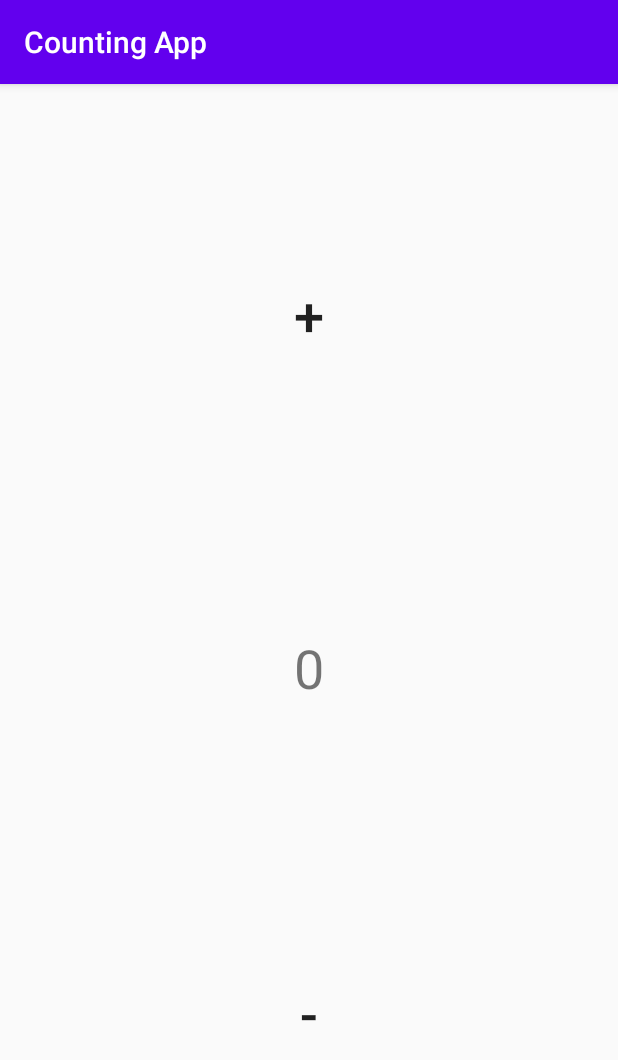
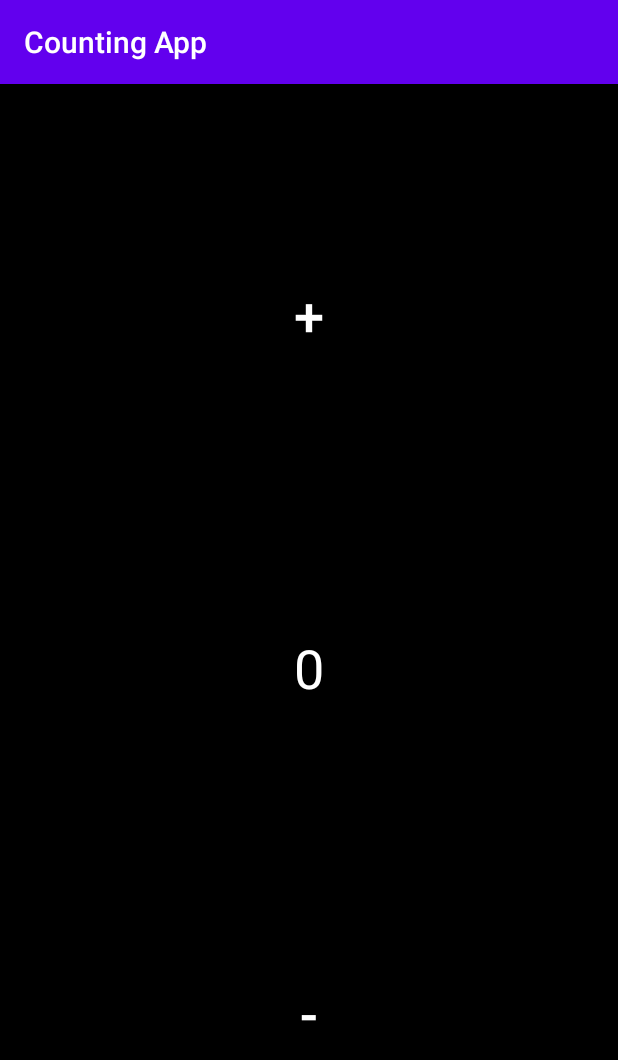
Before and after one commit to bctecnica/Counting-app, an Android app: the screen it shows after launch (MainActivity), on a phone screen of 412 x 824 dp. Shown: the top 1060 px of the screen. Run offline under Robolectric (Android 15) with nearby library versions, the phone set to English and light mode, and no system bars.

Commit message:
Changed colors for best battery usage

```diff
--- a/app/src/main/res/layout/activity_main.xml
+++ b/app/src/main/res/layout/activity_main.xml
@@ -5,6 +5,7 @@
     android:id="@+id/layout"
     android:layout_width="match_parent"
     android:layout_height="match_parent"
+    android:background="#000000"
     tools:context=".MainActivity">
 
 
@@ -15,6 +16,7 @@
         android:layout_height="308dp"
         android:soundEffectsEnabled="false"
         android:text="@string/plus"
+        android:textColor="#FFFFFF"
         android:textSize="36sp"
         app:layout_constraintBottom_toBottomOf="parent"
         app:layout_constraintEnd_toEndOf="parent"
@@ -29,6 +31,7 @@
         android:layout_height="wrap_content"
         android:keepScreenOn="false"
         android:text="@string/zero"
+        android:textColor="#FFFFFF"
         android:textSize="36sp"
         app:layout_constraintBottom_toTopOf="@+id/minusButton"
         app:layout_constraintEnd_toEndOf="parent"
@@ -44,6 +47,7 @@
         android:layout_width="0dp"
         android:layout_height="297dp"
         android:text="@string/minus"
+        android:textColor="#FFFFFF"
         android:textSize="36sp"
         app:layout_constraintBottom_toBottomOf="parent"
         app:layout_constraintEnd_toEndOf="parent"
```
Also changed, not shown: app/src/main/java/com/example/countingapp/MainActivity.java (+10 -6 lines).
